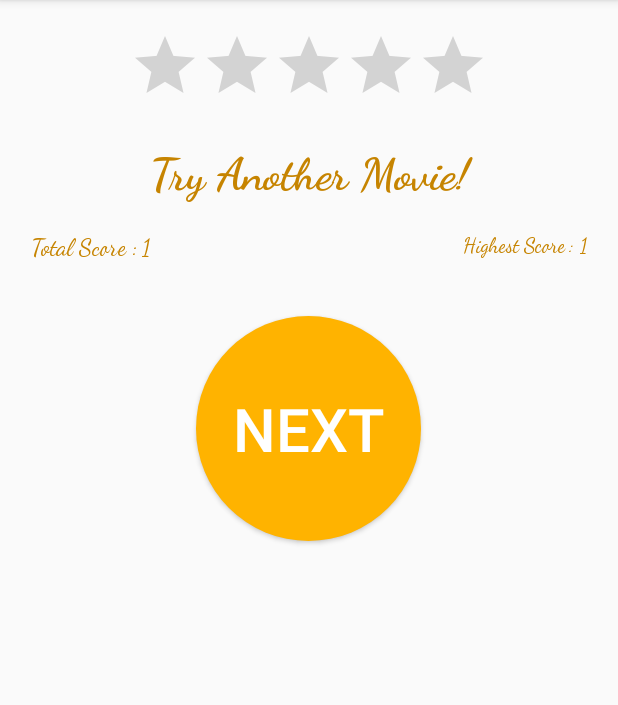
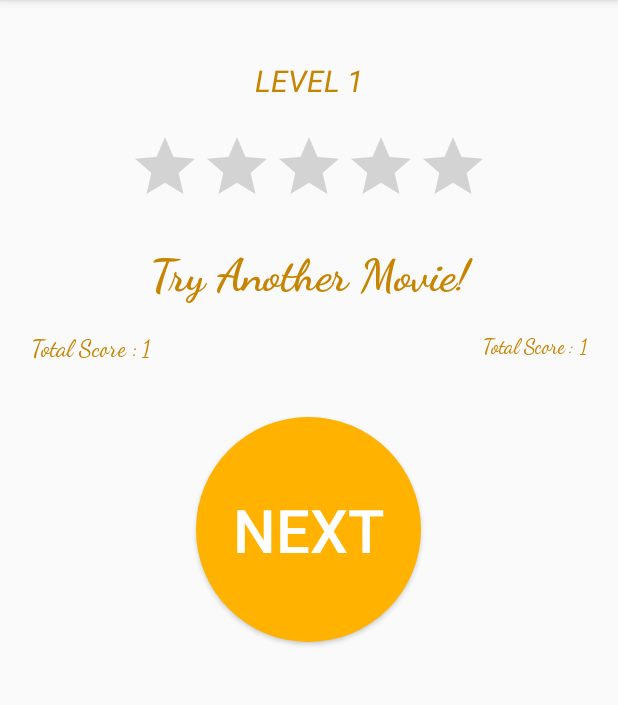
Before and after one commit to kayusi07/HollywoodHollywoodGame, an Android app: the PopupActivity screen opened directly, with no data from a screen before it, on a phone screen of 412 x 824 dp, the part 84-789 px from its top. Run offline under Robolectric (Android 15) with nearby library versions, the phone set to English and light mode, and no system bars; our stand-ins replace AdMob.

Commit message:
levels update

```diff
--- a/app/src/main/java/hollywood/kayushi07/com/hollywoodhollywoodgame/Activity/PopupActivity.java
+++ b/app/src/main/java/hollywood/kayushi07/com/hollywoodhollywoodgame/Activity/PopupActivity.java
@@ -3,6 +3,7 @@ package hollywood.kayushi07.com.hollywoodhollywoodgame.Activity;
 import android.content.Intent;
 import android.content.IntentFilter;
 import android.content.SharedPreferences;
+import android.database.sqlite.SQLiteDatabase;
 import android.os.Bundle;
 import android.support.annotation.Nullable;
 import android.support.v7.app.AppCompatActivity;
@@ -14,6 +15,9 @@ import android.widget.TextView;
 import com.google.android.gms.ads.AdRequest;
 import com.google.android.gms.ads.AdView;
 
+import java.util.ArrayList;
+
+import hollywood.kayushi07.com.hollywoodhollywoodgame.Model.DatabaseHandler;
 import hollywood.kayushi07.com.hollywoodhollywoodgame.R;
 import hollywood.kayushi07.com.hollywoodhollywoodgame.Receiver.NetworkStateReceiver;
 
@@ -25,6 +29,7 @@ public class PopupActivity extends AppCompatActivity implements NetworkStateRece
 
     private NetworkStateReceiver networkStateReceiver;
     AdView mAdView;
+    int level;
 
     @Override
     protected void onCreate(@Nullable Bundle savedInstanceState) {
@@ -37,16 +42,28 @@ public class PopupActivity extends AppCompatActivity implements NetworkStateRece
 
         mAdView = (AdView) findViewById(R.id.adViewpop);
 
+
         Intent intent = getIntent();
         int score = intent.getIntExtra("Score",1);
-
+        level = intent.getIntExtra("Level",1);
         final RatingBar rate = (RatingBar) findViewById(R.id.rate);
         rate.setRating(score/2);
+
+        DatabaseHandler mDB = new DatabaseHandler(getApplicationContext());
+//        SQLiteDatabase db = mDB.getReadableDatabase();
+
+        int last_score;
+        last_score = mDB.getScore(level);
+
+        int f_score;
+        f_score= score + last_score;
+        mDB.updateScore(level, f_score);
 
         TextView txtScore = (TextView) findViewById(R.id.txt_status);
         TextView txtTotalScore = (TextView) findViewById(R.id.txt_total_score);
         TextView txtHighestScore = (TextView) findViewById(R.id.txt_high_score);
-
+        TextView txtLevel = (TextView) findViewById(R.id.level);
+        txtLevel.setText("LEVEL " + level);
 
         Button next = (Button) findViewById(R.id.next_game);
 
@@ -112,7 +129,7 @@ public class PopupActivity extends AppCompatActivity implements NetworkStateRece
             editor.putInt("highScore", high_score);}
 
         editor.apply();
-        txtHighestScore.setText("" + high_score);
+        txtHighestScore.setText("" + f_score);
 
 
     }
--- a/app/src/main/java/hollywood/kayushi07/com/hollywoodhollywoodgame/Adapter/MultiViewTypeAdapter.java
+++ b/app/src/main/java/hollywood/kayushi07/com/hollywoodhollywoodgame/Adapter/MultiViewTypeAdapter.java
@@ -29,13 +29,13 @@ public class MultiViewTypeAdapter extends RecyclerView.Adapter<RecyclerView.View
     private ArrayList<Model> dataSet;
     Context mContext;
     int total_types, listLayoutRes;
-    SQLiteDatabase mDatabase;
+//    SQLiteDatabase mDatabase;
 
-    public MultiViewTypeAdapter(ArrayList<Model> data, Context context, SQLiteDatabase mDatabase) {
+    public MultiViewTypeAdapter(ArrayList<Model> data, Context context) {
         this.dataSet = data;
         this.mContext = context;
         total_types = dataSet.size();
-        this.mDatabase = mDatabase;
+//        this.mDatabase = mDatabase;
 
     }
 
--- /dev/null
+++ b/app/src/main/java/hollywood/kayushi07/com/hollywoodhollywoodgame/Model/DatabaseHandler.java
@@ -0,0 +1,140 @@
+package hollywood.kayushi07.com.hollywoodhollywoodgame.Model;
+
+import android.content.Context;
+import android.database.Cursor;
+import android.database.sqlite.SQLiteDatabase;
+import android.database.sqlite.SQLiteOpenHelper;
+
+import java.util.ArrayList;
+import java.util.List;
+
+
+public class DatabaseHandler extends SQLiteOpenHelper {
+
+    private static final int DATABASE_VERSION = 1;
+    private static final String DATABASE_NAME = "hollywoodgamedb";
+
+    private static final String TABLE_NAME = "levels";
+
+    private static final String KEY_ID = "id";
+    private static final String KEY_MOVIE = "movies";
+    private static final String KEY_SCORE = "score";
+    private static final String KEY_UNLOCK_SCORE = "unlock_score";
+
+    public DatabaseHandler(Context context) {
+        super(context, DATABASE_NAME, null, DATABASE_VERSION);
+    }
+
+    @Override
+    public void onCreate(SQLiteDatabase db) {
+
+        db.execSQL(
+                "CREATE TABLE IF NOT EXISTS levels (\n" +
+                        "    id INTEGER PRIMARY KEY,\n" +
+                        "    movies INTEGER,\n" +
+                        "    score INTEGER,\n" +
+                        "    unlock_score INTEGER\n" +
+                        ");"
+        );
+
+        addLevel(db);
+    }
+
+    @Override
+    public void onUpgrade(SQLiteDatabase db, int oldVersion, int newVersion) {
+
+    }
+
+    public void addLevel(SQLiteDatabase db) {
+        try {
+            String insertSQL = "INSERT INTO levels \n" +
+                    "(id, movies, score, unlock_score)\n" +
+                    "VALUES \n" +
+                    "(?, ?, ?, ?);";
+
+            //using the same method execsql for inserting values
+            //this time it has two parameters
+            //first is the sql string and second is the parameters that is to be binded with the query
+
+            db.execSQL(insertSQL, new Integer[]{1, 0, 0});
+            db.execSQL(insertSQL, new Integer[]{2, 0, 0});
+            db.execSQL(insertSQL, new Integer[]{3, 0, 0});
+            db.execSQL(insertSQL, new Integer[]{4, 0, 0});
+            db.execSQL(insertSQL, new Integer[]{5, 0, 0});
+            db.execSQL(insertSQL, new Integer[]{6, 0, 0});
+            db.execSQL(insertSQL, new Integer[]{7, 0, 0});
+            db.execSQL(insertSQL, new Integer[]{8, 0, 0});
+            db.execSQL(insertSQL, new Integer[]{9, 0, 0});
+            db.execSQL(insertSQL, new Integer[]{10, 0, 0});
+//            db.close();
+        } catch (Exception e) {
+        }
+
+    }
+
+    public void updateScore(int id, int score) {
+        SQLiteDatabase db = this.getReadableDatabase();
+
+        String sql = "UPDATE levels \n" +
+                "SET score = ? \n" +
+                "WHERE id = ?;\n";
+
+        db.execSQL(sql, new Integer[]{score, id});
+    }
+
+    public int getScore(int id) {
+        int scores = 0;
+        String selectQuery = "SELECT  * FROM " + TABLE_NAME + " where " + KEY_ID + " = " + id;
+
+        SQLiteDatabase db = this.getReadableDatabase();
+        Cursor cursor = db.rawQuery(selectQuery, null);
+        if (cursor.moveToFirst()) {
+            do {
+                scores = cursor.getInt(2);
+            } while (cursor.moveToNext());
+        }
+        return scores;
+    }
+
+    public ArrayList<Model> getAllLevels()
+    {
+    SQLiteDatabase db = this.getReadableDatabase();
+    ArrayList<Model> levelListFinal = new ArrayList<>();
+    //we used rawQuery(sql, selectionargs) for fetching all the levels
+    Cursor cursorLevels = db.rawQuery("SELECT * FROM levels", null);
+    int id, movies, score, unlock_score;
+    //if the cursor has some data
+        if(cursorLevels.moveToFirst())
+        {
+        do {
+            id = cursorLevels.getInt(0);
+            movies = cursorLevels.getInt(1);
+            score = cursorLevels.getInt(2);
+            unlock_score = cursorLevels.getInt(2);
+            levelListFinal.add(new Model(Model.OPEN_LEVEL, "LEVEL " + id, id, movies, score, unlock_score));
+        } while (cursorLevels.moveToNext());
+    }
+        cursorLevels.close();
+        return levelListFinal;
+}
+
+//    public List<Level> getAllLevels() {
+//        List<Level> contactList = new ArrayList<Level>();
+//        // Select All Query
+//        String selectQuery = "SELECT  * FROM " + TABLE_NAME;
+//
+//        SQLiteDatabase db = this.getWritableDatabase();
+//        Cursor cursor = db.rawQuery(selectQuery, null);
+
+        // looping through all rows and adding to list
+//        if (cursor.moveToFirst()) {
+//            do {
+//                Level contact = new Level();
+//                contact.setId(Integer.parseInt(cursor.getString(0)));
+//                contact.setMovies(cursor.getInt(1));
+//                contact.setScore(cursor.getInt(2));
+//                // Adding contact to list
+//                contactList.add(contact);
+//            } while (cursor.moveToNext());
+//        }
+    }
--- a/app/src/main/java/hollywood/kayushi07/com/hollywoodhollywoodgame/Model/Model.java
+++ b/app/src/main/java/hollywood/kayushi07/com/hollywoodhollywoodgame/Model/Model.java
@@ -7,18 +7,19 @@ public class Model {
     public static final int OPEN_LEVEL=1;
 
     public int type;
-    public int id, movies, score;
+    public int id, movies, score, unlock_score;
     public String text;
 
 
 
-    public Model(int type, String text, int id, int movies, int score)
+    public Model(int type, String text, int id, int movies, int score, int unlock_score)
     {
         this.type=type;
         this.id = id;
         this.movies = movies;
         this.score = score;
         this.text=text;
+        this.unlock_score = unlock_score;
 
     }
 
--- a/app/src/main/res/layout/popup.xml
+++ b/app/src/main/res/layout/popup.xml
@@ -10,6 +10,16 @@
     android:layout_width="match_parent"
     android:layout_height="wrap_content"
     android:orientation="vertical">
+    <TextView
+        android:layout_width="match_parent"
+        android:layout_height="wrap_content"
+        android:id="@+id/level"
+        android:gravity="center"
+        android:textStyle="italic"
+        android:textColor="@color/colorPrimaryDark"
+        android:textSize="20dp"
+        android:layout_margin="20dp"
+        android:text="LEVEL 0"/>
     <RatingBar
         android:id="@+id/rate"
         android:layout_gravity="center"
@@ -68,7 +78,7 @@
             android:layout_toLeftOf="@+id/txt_high_score"
             android:textColor="@color/colorPrimaryDark"
             android:fontFamily="cursive"
-            android:text="Highest Score : "/>
+            android:text="Total Score : "/>
 
         <TextView
             android:id="@+id/txt_high_score"
--- a/build.gradle
+++ b/build.gradle
@@ -7,7 +7,7 @@ buildscript {
         jcenter()
     }
     dependencies {
-        classpath 'com.android.tools.build:gradle:3.1.2'
+        classpath 'com.android.tools.build:gradle:3.1.3'
         classpath "org.jetbrains.kotlin:kotlin-gradle-plugin:$kotlin_version"
 
         // NOTE: Do not place your application dependencies here; they belong
```
Also changed, not shown: app/src/main/java/hollywood/kayushi07/com/hollywoodhollywoodgame/Activity/GameActivity.java (+7 -1 lines), app/src/main/java/hollywood/kayushi07/com/hollywoodhollywoodgame/Activity/LevelActivity.java (+3 -45 lines), app/src/main/java/hollywood/kayushi07/com/hollywoodhollywoodgame/Activity/MainActivity.kt (+3 -55 lines).
